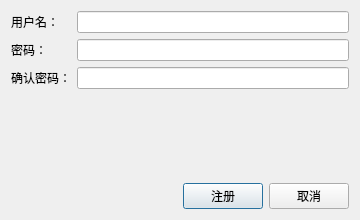
The window that client/ui/registerdialog.ui (Hela1110/test) describes before a commit, drawn with Qt 5.
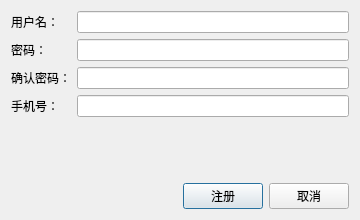
The same window after the commit.

Diff of the .ui file:
```diff
--- a/client/ui/registerdialog.ui
+++ b/client/ui/registerdialog.ui
@@ -54,6 +54,16 @@
        </property>
       </widget>
      </item>
+    <item row="3" column="0">
+     <widget class="QLabel" name="labelPhone">
+      <property name="text">
+       <string>手机号：</string>
+      </property>
+     </widget>
+    </item>
+    <item row="3" column="1">
+     <widget class="QLineEdit" name="phoneInput"/>
+    </item>
     </layout>
    </item>
    <item>
```
Left out of the diff: 2 changed lines with no effect on the pictures.
